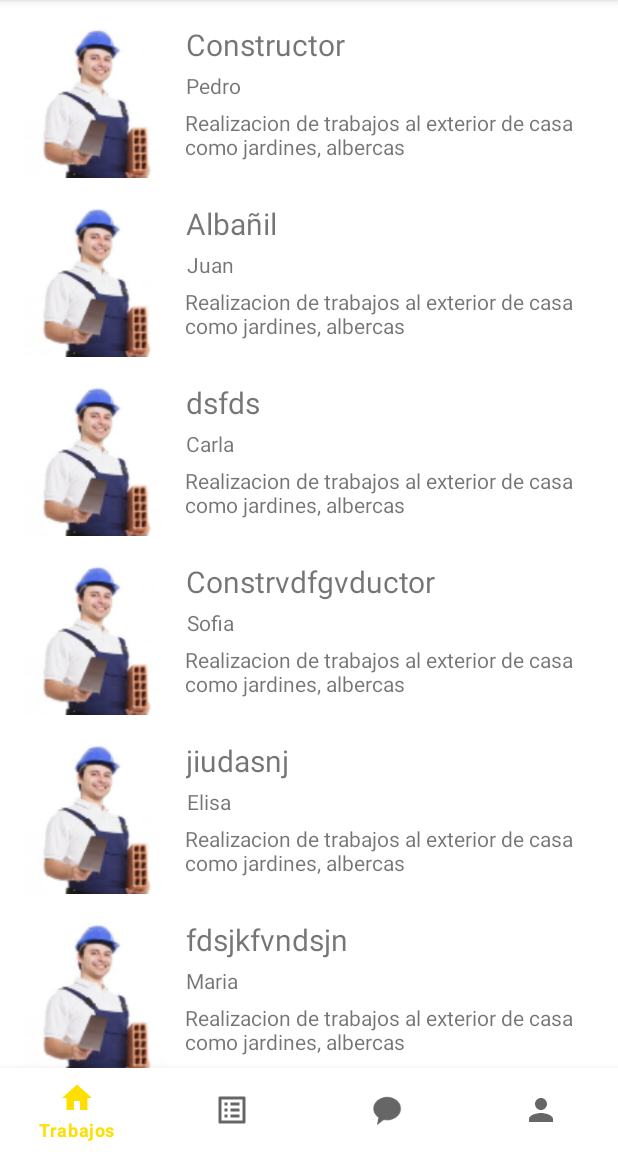
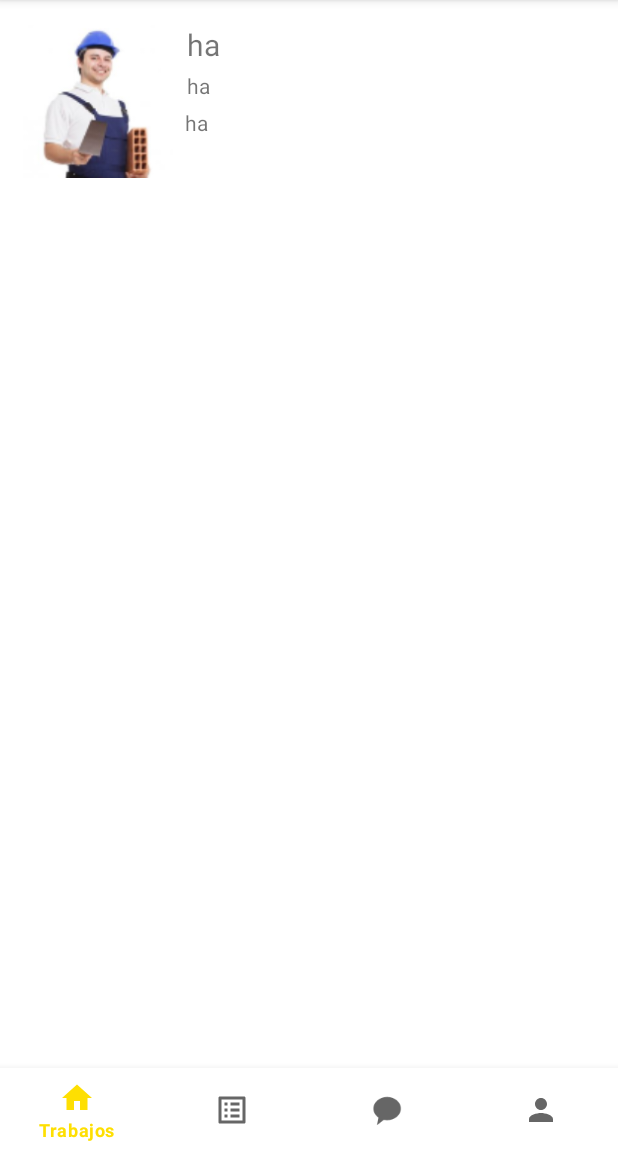
Before and after one commit to ArturoCabb/Banco-de-Tiempo, an Android app: the MostrarTrabajosFragment screen opened directly, with no data from a screen before it, on a phone screen of 412 x 824 dp, the part 84-1236 px from its top. Run offline under Robolectric (Android 15) with nearby library versions, the phone set to English and light mode, and no system bars; our stand-ins replace Firebase (no records; nobody signed in at launch, a user with empty details on screens opened directly).

Commit message:
feed pero no jala

```diff
--- a/app/src/main/java/com/example/proyecto/MostrarTrabajosFragment.java
+++ b/app/src/main/java/com/example/proyecto/MostrarTrabajosFragment.java
@@ -2,6 +2,7 @@ package com.example.proyecto;
 
 import androidx.annotation.NonNull;
 import androidx.annotation.Nullable;
+import androidx.appcompat.app.AppCompatActivity;
 import androidx.fragment.app.Fragment;
 import androidx.recyclerview.widget.LinearLayoutManager;
 import androidx.recyclerview.widget.RecyclerView;
@@ -11,11 +12,24 @@ import android.os.Bundle;
 import android.view.LayoutInflater;
 import android.view.View;
 import android.view.ViewGroup;
+import android.widget.ImageView;
+import android.widget.TextView;
 import android.widget.Toast;
+
+import com.google.firebase.database.DataSnapshot;
+import com.google.firebase.database.DatabaseError;
+import com.google.firebase.database.DatabaseReference;
+import com.google.firebase.database.FirebaseDatabase;
+import com.google.firebase.database.ValueEventListener;
+
+import org.w3c.dom.Text;
 
 import java.util.ArrayList;
 
-public class MostrarTrabajosFragment extends Fragment {
+public class MostrarTrabajosFragment extends Fragment{
+    public DatabaseReference databaseReference;
+
+    TrabajosVo vo;
 
     // TODO: Rename parameter arguments, choose names that match
     // the fragment initialization parameters, e.g. ARG_ITEM_NUMBER
@@ -51,7 +65,6 @@ public class MostrarTrabajosFragment extends Fragment {
         return fragment;
     }
 
-
     @Override
     public View onCreateView(LayoutInflater inflater, ViewGroup container, Bundle savedInstanceState) {
         View view = inflater.inflate(R.layout.fragment_mostrar_trabajos, container, false);
@@ -59,6 +72,9 @@ public class MostrarTrabajosFragment extends Fragment {
 
         listaTrabajos = new ArrayList<>();
         recyclerTrabajos.setLayoutManager(new LinearLayoutManager(getContext()));
+        vo = new TrabajosVo();
+        loadData();
+
 
         llenarLista();
 
@@ -80,18 +96,32 @@ public class MostrarTrabajosFragment extends Fragment {
         return view;
     }
 
-    private void llenarLista() {
-        listaTrabajos.add(new TrabajosVo("Constructor","Pedro", "Realizacion de trabajos al exterior de casa como jardines, albercas", R.drawable.constructor));
-        listaTrabajos.add(new TrabajosVo("Albañil","Juan", "Realizacion de trabajos al exterior de casa como jardines, albercas", R.drawable.constructor));
-        listaTrabajos.add(new TrabajosVo("dsfds","Carla", "Realizacion de trabajos al exterior de casa como jardines, albercas", R.drawable.constructor));
-        listaTrabajos.add(new TrabajosVo("Constrvdfgvductor","Sofia", "Realizacion de trabajos al exterior de casa como jardines, albercas", R.drawable.constructor));
-        listaTrabajos.add(new TrabajosVo("jiudasnj","Elisa", "Realizacion de trabajos al exterior de casa como jardines, albercas", R.drawable.constructor));
-        listaTrabajos.add(new TrabajosVo("fdsjkfvndsjn","Maria", "Realizacion de trabajos al exterior de casa como jardines, albercas", R.drawable.constructor));
-        listaTrabajos.add(new TrabajosVo("jcdjnvjw","Paco", "Realizacion de trabajos al exterior de casa como jardines, albercas", R.drawable.constructor));
-        listaTrabajos.add(new TrabajosVo("nhfuihfidsjfkd","Ana", "Realizacion de trabajos al exterior de casa como jardines, albercas", R.drawable.constructor));
-        listaTrabajos.add(new TrabajosVo("asfhdsiujfodsjfjkdsbvfbds","Paola", "Realizacion de trabajos al exterior de casa como jardines, albercas", R.drawable.constructor));
-        listaTrabajos.add(new TrabajosVo("hdsuhcdsj","Daniela", "Realizacion de trabajos al exterior de casa como jardines, albercas", R.drawable.constructor));
-        listaTrabajos.add(new TrabajosVo("jcdjsndsvlmdsl","Maria José", "Realizacion de trabajos al exterior de casa como jardines, albercas", R.drawable.constructor));
+    private void loadData() {
+
+        databaseReference =  FirebaseDatabase.getInstance().getReference();
+
+        databaseReference.orderByKey().addValueEventListener(new ValueEventListener() {
+            @Override
+            public void onDataChange(@NonNull DataSnapshot snapshot) {
+                for(DataSnapshot data: snapshot.getChildren()){
+                    TrabajosVo trabajador = data.getValue(TrabajosVo.class);
+                    listaTrabajos.add(new TrabajosVo(trabajador.getNombreTrabajo(), trabajador.getNombreTrabajador(), trabajador.getDescripcionTrabajo(),R.drawable.constructor ));
+                }
+
+            }
+
+            @Override
+            public void onCancelled(@NonNull DatabaseError error) {
+
+            }
+        });
+    }
+
+    public void llenarLista() {
+
+        loadData();
+        listaTrabajos.add(new TrabajosVo("ha", "ha", "ha",R.drawable.constructor ));
+
 
     }
 
@@ -100,4 +130,6 @@ public class MostrarTrabajosFragment extends Fragment {
         super.onViewCreated(view, savedInstanceState);
 
     }
+
+
 }
--- a/app/src/main/java/com/example/proyecto/TrabajosAdapter.java
+++ b/app/src/main/java/com/example/proyecto/TrabajosAdapter.java
@@ -39,6 +39,8 @@ public class TrabajosAdapter extends RecyclerView.Adapter<TrabajosAdapter.ViewHo
 
     }
 
+
+
     @Override
     public int getItemCount() {
         return listTrabajos.size();
--- a/app/src/main/java/com/example/proyecto/TrabajosVo.java
+++ b/app/src/main/java/com/example/proyecto/TrabajosVo.java
@@ -1,6 +1,44 @@
 package com.example.proyecto;
 
-public class TrabajosVo {
+import android.content.Context;
+import android.view.LayoutInflater;
+import android.view.View;
+import android.view.ViewGroup;
+
+import androidx.annotation.NonNull;
+import androidx.recyclerview.widget.RecyclerView;
+
+import com.google.firebase.database.DataSnapshot;
+import com.google.firebase.database.DatabaseError;
+import com.google.firebase.database.DatabaseReference;
+import com.google.firebase.database.FirebaseDatabase;
+import com.google.firebase.database.Query;
+import com.google.firebase.database.ValueEventListener;
+
+import java.lang.reflect.Array;
+import java.util.ArrayList;
+
+
+
+public class TrabajosVo extends RecyclerView.Adapter<RecyclerView.ViewHolder>
+{
+    private DatabaseReference databaseReference = FirebaseDatabase.getInstance().getReference();
+
+    public Query get() {
+        return databaseReference.orderByKey();
+    }
+
+    private Context context;
+    ArrayList<TrabajosVo> list = new ArrayList<>();
+    public TrabajosVo (Context ctx)
+    {
+        this.context = ctx;
+    }
+
+    public void setItems(ArrayList<TrabajosVo> trabajador)
+    {
+        list.addAll(trabajador);
+    }
 
     private String nombreTrabajo;
     private String nombreTrabajador;
@@ -9,6 +47,27 @@ public class TrabajosVo {
 
     public TrabajosVo() {
 
+
+    }
+
+    @NonNull
+    @Override
+    public RecyclerView.ViewHolder onCreateViewHolder(@NonNull ViewGroup parent, int viewType) {
+        View view = LayoutInflater.from(context).inflate(R.layout.trabajos,parent,false);
+        return null;
+    }
+
+    @Override
+    public void onBindViewHolder(@NonNull RecyclerView.ViewHolder holder, int position) {
+        TrabajadorVH vh = (TrabajadorVH) holder;
+        TrabajosVo trabajador = list.get(Integer.parseInt(nombreTrabajo));
+        vh.txt_trabajador.setText(trabajador.getNombreTrabajador());
+        vh.txt_trabajo.setText(trabajador.getNombreTrabajo());
+    }
+
+    @Override
+    public int getItemCount() {
+        return list.size();
     }
 
     public TrabajosVo(String nombreTrabajo, String nombreTrabajador, String descripcionTrabajo, int fotoTrabajador) {
```
Also changed, not shown: app/src/main/java/com/example/proyecto/TrabajadorVH.java (added, +17 -0 lines).
